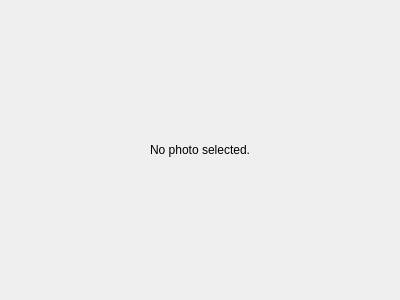
Qt form gui/dialogviewphoto.ui (martinvanzijl/genealogy-maker) before a commit.
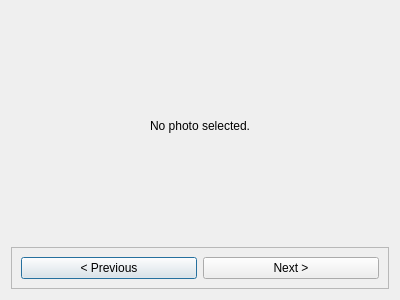
The same form after that commit.

```diff
--- a/gui/dialogviewphoto.ui
+++ b/gui/dialogviewphoto.ui
@@ -24,6 +24,38 @@
      </property>
     </widget>
    </item>
+   <item row="1" column="0">
+    <widget class="QFrame" name="frameNavigation">
+     <property name="sizePolicy">
+      <sizepolicy hsizetype="Preferred" vsizetype="Maximum">
+       <horstretch>0</horstretch>
+       <verstretch>0</verstretch>
+      </sizepolicy>
+     </property>
+     <property name="frameShape">
+      <enum>QFrame::StyledPanel</enum>
+     </property>
+     <property name="frameShadow">
+      <enum>QFrame::Raised</enum>
+     </property>
+     <layout class="QHBoxLayout" name="horizontalLayout">
+      <item>
+       <widget class="QPushButton" name="pushButtonPrevious">
+        <property name="text">
+         <string>&lt; Previous</string>
+        </property>
+       </widget>
+      </item>
+      <item>
+       <widget class="QPushButton" name="pushButtonNext">
+        <property name="text">
+         <string>Next &gt;</string>
+        </property>
+       </widget>
+      </item>
+     </layout>
+    </widget>
+   </item>
   </layout>
  </widget>
  <resources/>
```
